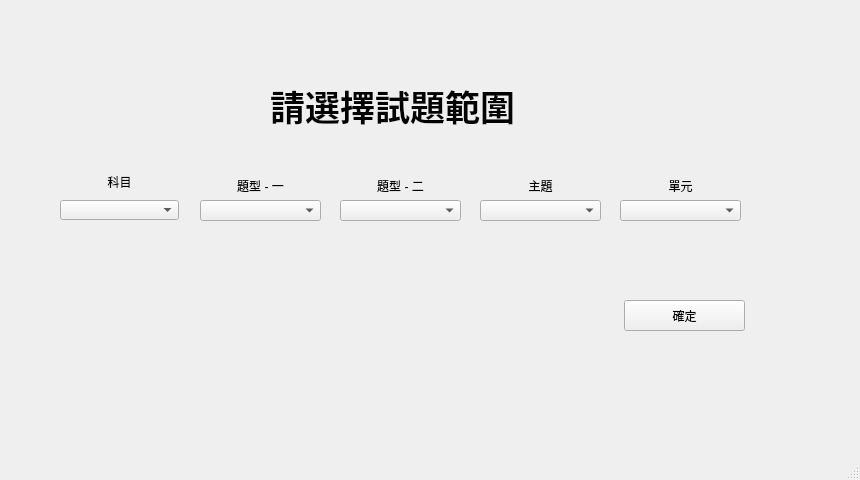
Qt form view/UI/Make_Question_UI.ui (allen880612/Question-Database-System) before a commit.
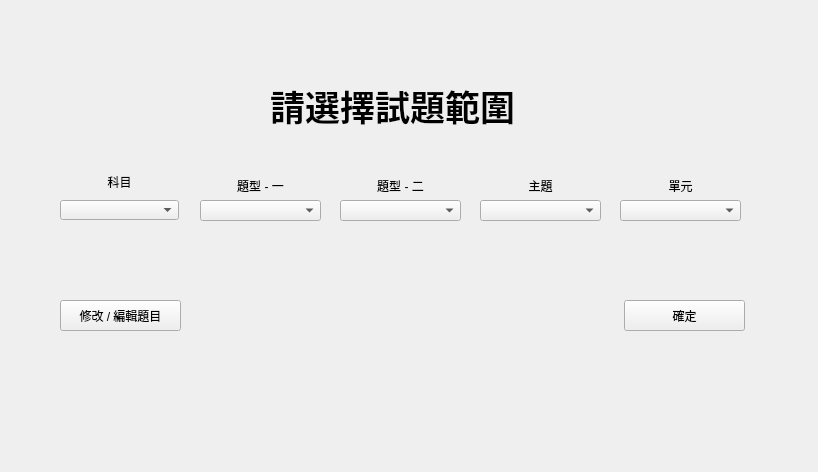
The same form after that commit.

```diff
--- a/view/UI/Make_Question_UI.ui
+++ b/view/UI/Make_Question_UI.ui
@@ -6,8 +6,8 @@
    <rect>
     <x>0</x>
     <y>0</y>
-    <width>860</width>
-    <height>480</height>
+    <width>818</width>
+    <height>472</height>
    </rect>
   </property>
   <property name="windowTitle">
@@ -178,8 +178,20 @@
      </rect>
     </property>
    </widget>
+   <widget class="QPushButton" name="btn_edeit_add">
+    <property name="geometry">
+     <rect>
+      <x>60</x>
+      <y>300</y>
+      <width>121</width>
+      <height>31</height>
+     </rect>
+    </property>
+    <property name="text">
+     <string>修改 / 編輯題目</string>
+    </property>
+   </widget>
   </widget>
-  <widget class="QStatusBar" name="statusbar"/>
  </widget>
  <resources/>
  <connections/>
```
